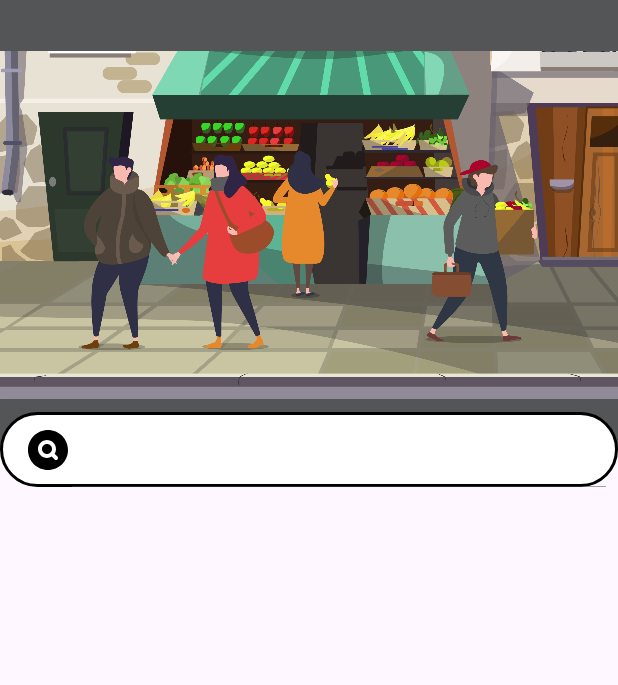
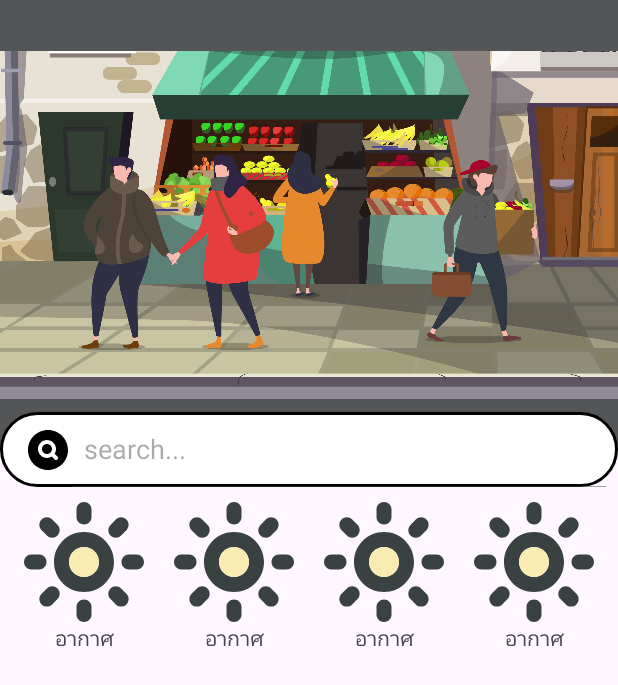
Before and after one commit to pNam0506/MarketApp, an Android app: the fragment offerMarketFragment shown on its own in the app's theme, on a phone screen of 412 x 824 dp. Shown: the top 685 px of the screen. Run offline under Robolectric (Android 15) with nearby library versions, the phone set to English and light mode, and no system bars.

Commit message:
4 Option

```diff
--- /dev/null
+++ b/app/src/main/res/drawable/sun_svgrepo_com.xml
@@ -0,0 +1,46 @@
+<vector xmlns:android="http://schemas.android.com/apk/res/android"
+    android:width="800dp"
+    android:height="800dp"
+    android:viewportWidth="64"
+    android:viewportHeight="64">
+  <path
+      android:pathData="M32.003,16.003c-8.837,0 -16.001,7.165 -16.001,16.001s7.165,16.001 16.001,16.001s16.001,-7.164 16.001,-16.001S40.84,16.003 32.003,16.003zM32.003,40.006c-4.418,0 -8.001,-3.587 -8.001,-8.001c0,-4.422 3.583,-8.001 8.001,-8.001s8.001,3.579 8.001,8.001C40.004,36.419 36.421,40.006 32.003,40.006z"
+      android:fillColor="#394240"
+      android:fillType="evenOdd"/>
+  <path
+      android:pathData="M12.001,31.997c0,-2.211 -1.789,-4 -4,-4H4c-2.211,0 -4,1.789 -4,4s1.789,4 4,4h4C10.212,35.997 12.001,34.208 12.001,31.997z"
+      android:fillColor="#394240"
+      android:fillType="evenOdd"/>
+  <path
+      android:pathData="M12.204,46.139l-2.832,2.829c-1.563,1.562 -1.563,4.094 0,5.656c1.562,1.562 4.094,1.562 5.657,0l2.833,-2.828c1.562,-1.562 1.562,-4.095 0,-5.657C16.298,44.576 13.767,44.576 12.204,46.139z"
+      android:fillColor="#394240"
+      android:fillType="evenOdd"/>
+  <path
+      android:pathData="M32.003,51.999c-2.211,0 -4,1.789 -4,4V60c0,2.211 1.789,4 4,4s4,-1.789 4,-4l-0.004,-4.001C36.003,53.788 34.21,51.999 32.003,51.999z"
+      android:fillColor="#394240"
+      android:fillType="evenOdd"/>
+  <path
+      android:pathData="M51.798,46.139c-1.559,-1.562 -4.091,-1.562 -5.653,0s-1.562,4.095 0,5.657l2.829,2.828c1.562,1.57 4.094,1.562 5.656,0s1.566,-4.094 0,-5.656L51.798,46.139z"
+      android:fillColor="#394240"
+      android:fillType="evenOdd"/>
+  <path
+      android:pathData="M60.006,27.997l-4.009,0.008c-2.203,-0.008 -3.992,1.781 -3.992,3.992c-0.008,2.211 1.789,4 3.992,4h4.001c2.219,0.008 4,-1.789 4,-4C64.002,29.786 62.217,27.997 60.006,27.997z"
+      android:fillColor="#394240"
+      android:fillType="evenOdd"/>
+  <path
+      android:pathData="M51.798,17.855l2.828,-2.829c1.574,-1.562 1.562,-4.094 0,-5.657c-1.559,-1.563 -4.09,-1.563 -5.652,0l-2.829,2.836c-1.562,1.555 -1.562,4.086 0,5.649C47.699,19.426 50.239,19.418 51.798,17.855z"
+      android:fillColor="#394240"
+      android:fillType="evenOdd"/>
+  <path
+      android:pathData="M32.003,11.995c2.207,0.016 4,-1.789 4,-3.992v-4c0,-2.219 -1.789,-4 -4,-4c-2.211,-0.008 -4,1.781 -4,3.993l0.008,4.008C28.003,10.206 29.792,11.995 32.003,11.995z"
+      android:fillColor="#394240"
+      android:fillType="evenOdd"/>
+  <path
+      android:pathData="M12.212,17.855c1.555,1.562 4.079,1.562 5.646,-0.008c1.574,-1.547 1.566,-4.086 0.008,-5.649L15.037,9.37c-1.57,-1.571 -4.094,-1.555 -5.657,0c-1.575,1.562 -1.575,4.094 -0.012,5.657L12.212,17.855z"
+      android:fillColor="#394240"
+      android:fillType="evenOdd"/>
+  <path
+      android:pathData="M39.996,31.997c0,-4.422 -3.583,-8.001 -8.001,-8.001s-8.001,3.579 -8.001,8.001c0,4.414 3.583,8.001 8.001,8.001S39.996,36.411 39.996,31.997z"
+      android:fillColor="#F9EBB2"
+      android:fillType="evenOdd"/>
+</vector>
--- a/app/src/main/res/layout/fragment_offer_market.xml
+++ b/app/src/main/res/layout/fragment_offer_market.xml
@@ -6,7 +6,8 @@
     xmlns:app="http://schemas.android.com/apk/res-auto"
     tools:context=".offerMarketFragment">
 
-    <!-- TODO: Update blank fragment layout -->
+
+
 
     <LinearLayout
         android:id="@+id/background_market_Layout"
@@ -14,6 +15,7 @@
         android:layout_height="300dp"
         android:background="@color/gray"
         >
+
         <ImageView
             android:layout_width="match_parent"
             android:layout_height="match_parent"
@@ -22,9 +24,12 @@
 
 
 
+
+
     </LinearLayout>
 
     <androidx.appcompat.widget.SearchView
+        android:id="@+id/searchBar"
         android:layout_below="@+id/background_market_Layout"
         android:layout_width="match_parent"
         android:layout_height="50dp"
@@ -34,12 +39,124 @@
         app:iconifiedByDefault="false"
         app:searchIcon="@drawable/search_circle_svgrepo_com"
         android:focusable="false"
-
+        app:queryHint="search..."
 
         >
 
 
     </androidx.appcompat.widget.SearchView>
 
+    <LinearLayout
+        android:layout_width="match_parent"
+        android:layout_height="100dp"
+        android:layout_below="@+id/searchBar"
+        android:layout_marginTop="10dp"
+        android:gravity="center"
+
+        >
+        <LinearLayout
+            android:layout_width="100dp"
+            android:layout_height="100dp"
+            android:orientation="vertical"
+            android:gravity="center"
+
+            >
+            <ImageView
+                android:layout_width="80dp"
+                android:layout_height="80dp"
+                android:src="@drawable/sun_svgrepo_com"
+
+
+                />
+            <TextView
+                android:layout_width="80dp"
+                android:layout_height="20dp"
+                android:text="อากาศ"
+                android:gravity="center"
+
+                />
+
+
+        </LinearLayout>
+        <LinearLayout
+            android:layout_width="100dp"
+            android:layout_height="100dp"
+            android:orientation="vertical"
+            android:gravity="center"
+
+            >
+            <ImageView
+                android:layout_width="80dp"
+                android:layout_height="80dp"
+                android:src="@drawable/sun_svgrepo_com"
+
+
+                />
+            <TextView
+                android:layout_width="80dp"
+                android:layout_height="20dp"
+                android:text="อากาศ"
+                android:gravity="center"
+
+                />
+
+
+        </LinearLayout>
+
+        <LinearLayout
+            android:layout_width="100dp"
+            android:layout_height="100dp"
+            android:orientation="vertical"
+            android:gravity="center"
+
+            >
+            <ImageView
+                android:layout_width="80dp"
+                android:layout_height="80dp"
+                android:src="@drawable/sun_svgrepo_com"
+
+
+                />
+            <TextView
+                android:layout_width="80dp"
+                android:layout_height="20dp"
+                android:text="อากาศ"
+                android:gravity="center"
+
+                />
+
+
+        </LinearLayout>
+
+        <LinearLayout
+            android:layout_width="100dp"
+            android:layout_height="100dp"
+            android:orientation="vertical"
+            android:gravity="center"
+
+            >
+            <ImageView
+                android:layout_width="80dp"
+                android:layout_height="80dp"
+                android:src="@drawable/sun_svgrepo_com"
+
+
+                />
+            <TextView
+                android:layout_width="80dp"
+                android:layout_height="20dp"
+                android:text="อากาศ"
+                android:gravity="center"
+
+                />
+
+
+        </LinearLayout>
+
+
+
+
+
+    </LinearLayout>
 
 </RelativeLayout>
```
